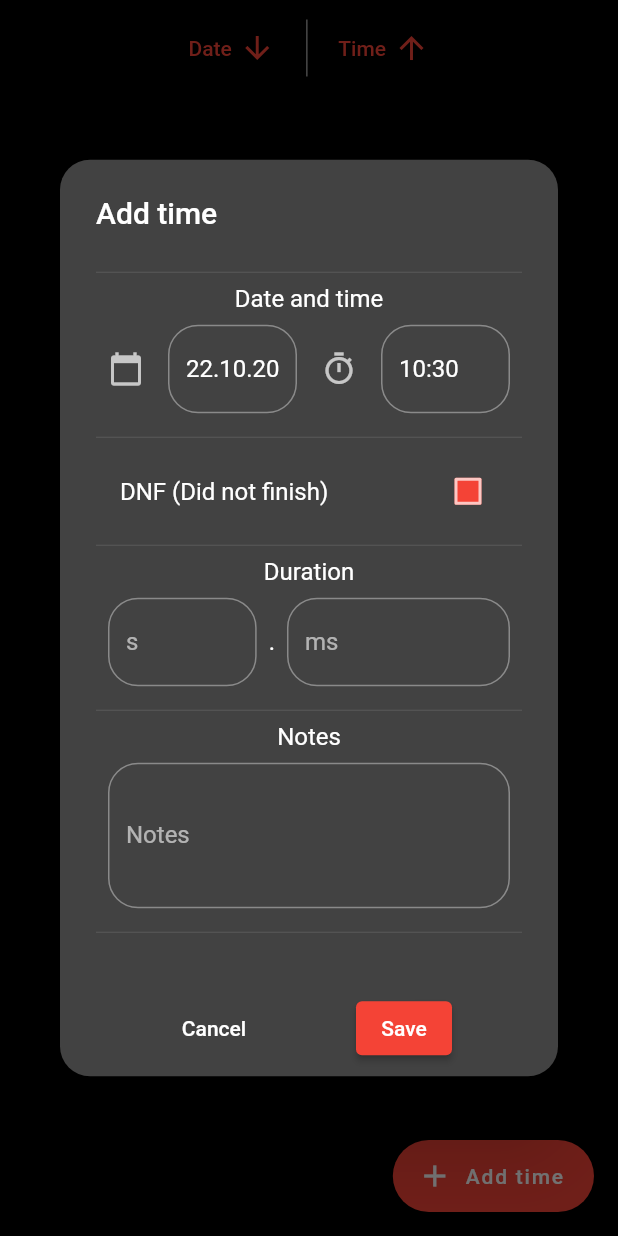
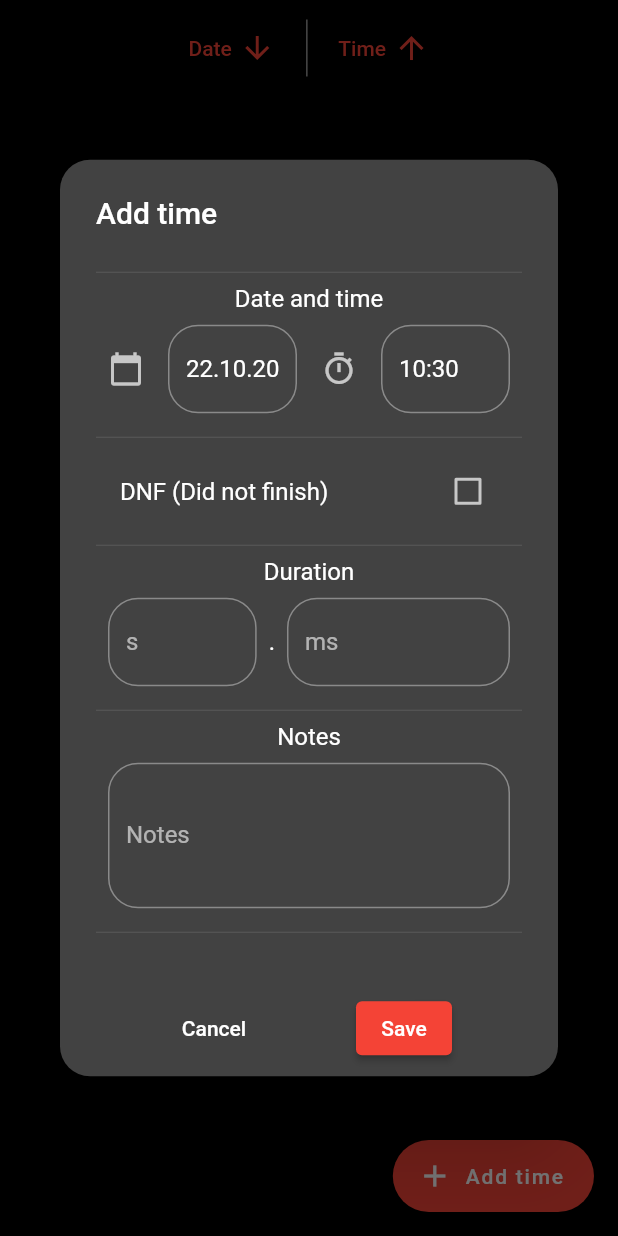
Before and after one commit to joscha0/speedclimb-stopwatch, a Flutter app: the HistoryListView screen opened directly, after a tap on "Date", after a tap on "Time", after a tap on "Add time", on a phone screen of 412 x 824 dp. Run offline on Flutter 3.47's test engine with Material 2 defaults, Android fonts, the phone set to English and light mode, and no system bars; our stand-ins replace audioplayers, flutter_riverpod, flutter_slidable, isar, riverpod_annotation, shimmer and 1 more; accounts and stored records are empty; generated files the repository leaves out were written again.

Commit message:
fix button color

```diff
--- a/lib/main.dart
+++ b/lib/main.dart
@@ -21,9 +21,11 @@ ThemeData darkTheme = ThemeData(
   ),
   primarySwatch: Colors.red,
   checkboxTheme: CheckboxThemeData(
-    checkColor: MaterialStateProperty.all(Colors.white),
-    fillColor: MaterialStateProperty.all(Colors.red),
-  ),
+      checkColor: MaterialStateProperty.all(Colors.white),
+      fillColor: MaterialStateProperty.resolveWith(((states) =>
+          states.any((element) => element == MaterialState.selected)
+              ? Colors.red
+              : Colors.transparent))),
 );
 
 class MainApp extends StatelessWidget {
```
